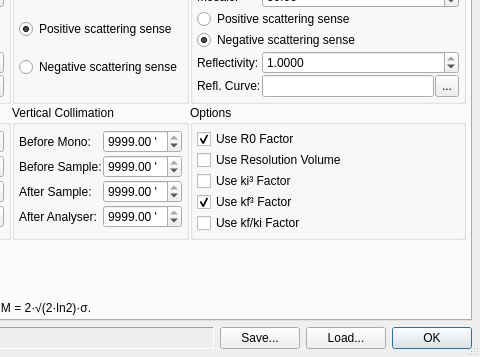
Above: ui/reso.ui from t-weber/takin before the change; both pictures show x 280 to 760 and y 101 to 458 of the 760 by 458 pixel window. Below: the same form after it.
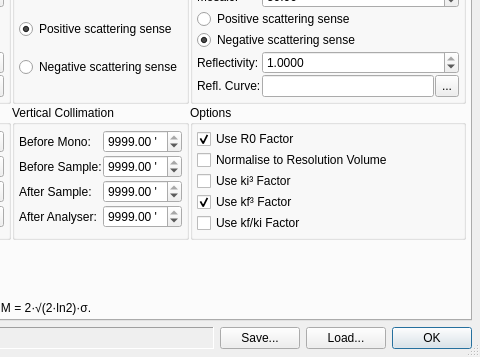
That is the form after the change. The open tabs and pages were chosen to show the change.

```diff
--- a/ui/reso.ui
+++ b/ui/reso.ui
@@ -596,7 +596,7 @@
              <string>Normalise R0 to the resolution volume. Leave unchecked for normal cases.</string>
             </property>
             <property name="text">
-             <string>Use Resolution Volume</string>
+             <string>Normalise to Resolution Volume</string>
             </property>
             <property name="checked">
              <bool>false</bool>
```
Left out of the diff: 2 changed lines with no effect on the pictures.
